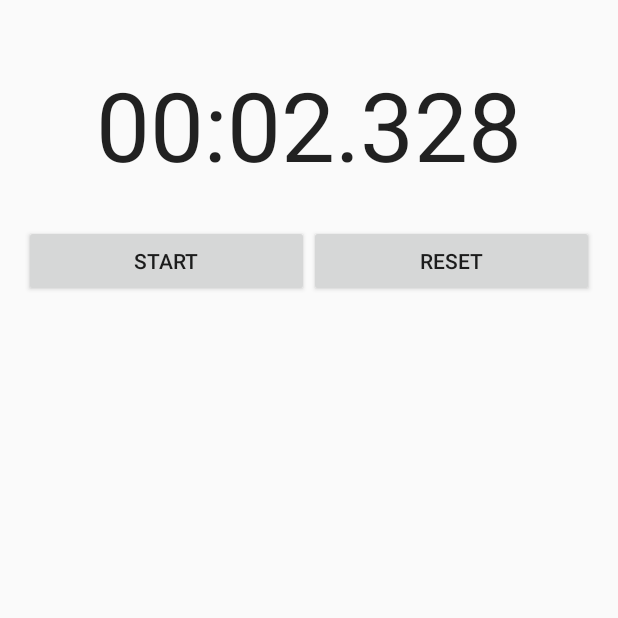
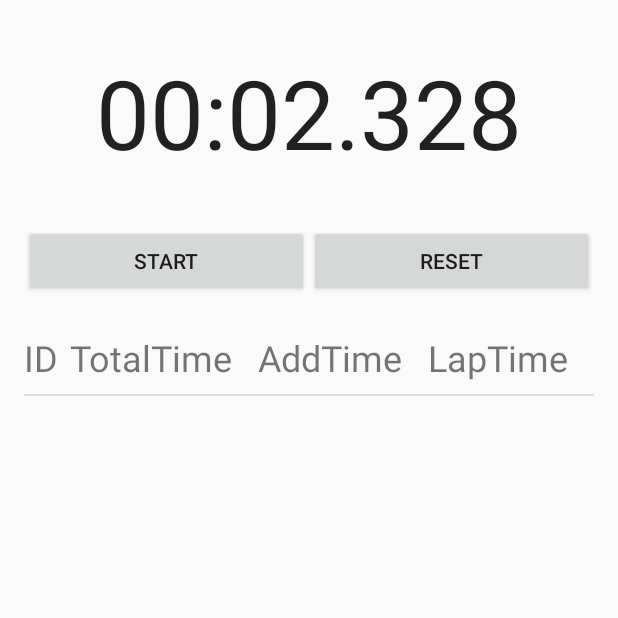
Before and after one commit to YuzhongHuangCS/MultiStop, an Android app: the screen it shows after launch (MainActivity), after a tap on "STOP", on a phone screen of 412 x 824 dp, the top half of it. Run offline under Robolectric (Android 15) with nearby library versions, the phone set to English and light mode, and no system bars; 1 other tap on this screen came first.

Commit message:
review view

```diff
--- a/app/src/main/java/org/pillowsky/multistop/MainActivity.java
+++ b/app/src/main/java/org/pillowsky/multistop/MainActivity.java
@@ -1,12 +1,15 @@
 package org.pillowsky.multistop;
 
 import android.app.Activity;
+import android.content.Context;
 import android.os.Bundle;
+import android.view.LayoutInflater;
 import android.view.View;
 import android.widget.Button;
 import android.widget.ListView;
 
 public class MainActivity extends Activity  {
+    private LayoutInflater inflater;
     private MilliChronometer chronometer;
     private Button leftButton;
     private Button rightButton;
@@ -18,32 +21,50 @@ public class MainActivity extends Activity  {
         super.onCreate(savedInstanceState);
         setContentView(R.layout.activity_main);
 
+        inflater = (LayoutInflater)getSystemService(Context.LAYOUT_INFLATER_SERVICE);
         chronometer = (MilliChronometer)findViewById(R.id.chronometer);
         leftButton = (Button)findViewById(R.id.leftButton);
         rightButton = (Button)findViewById(R.id.rightButton);
         multiStopView = (ListView)findViewById(R.id.multiStopView);
-        multiStopAdapter = new MultiStopAdapter(this);
+        multiStopAdapter = new MultiStopAdapter(inflater);
         multiStopView.setAdapter(multiStopAdapter);
+        multiStopView.addHeaderView(inflater.inflate(R.layout.list_item, null));
     }
 
     public void onLeftButtonClick(View view) {
         if (chronometer.isStarted()) {
-            chronometer.stop();
-            leftButton.setText("Start");
-            rightButton.setText("Reset");
+            onStopClick();
         } else {
-            chronometer.start();
-            leftButton.setText("Stop");
-            rightButton.setText("Count");
+            onStartClick();
         }
     }
 
     public void onRightButtonClick(View view) {
         if (chronometer.isStarted()) {
-            multiStopAdapter.addStop(chronometer.getElapsed());
+            onCountClick();
         } else {
-            multiStopAdapter.reset();
-            chronometer.reset();
+            onResetClick();
         }
     }
+
+    private void onStopClick() {
+        chronometer.stop();
+        leftButton.setText(getString(R.string.start));
+        rightButton.setText(getString(R.string.reset));
+    }
+
+    private void onStartClick() {
+        chronometer.start();
+        leftButton.setText(getString(R.string.stop));
+        rightButton.setText(getString(R.string.count));
+    }
+
+    private void onCountClick() {
+        multiStopAdapter.addStop(chronometer.getElapsed());
+    }
+
+    private void onResetClick() {
+        multiStopAdapter.reset();
+        chronometer.reset();
+    }
 }
--- a/app/src/main/java/org/pillowsky/multistop/MultiStopAdapter.java
+++ b/app/src/main/java/org/pillowsky/multistop/MultiStopAdapter.java
@@ -22,8 +22,8 @@ public class MultiStopAdapter extends BaseAdapter {
     private ArrayList<StopItem> itemList = new ArrayList<StopItem>();
     private StringBuilder mRecycle = new StringBuilder(8);
 
-    public MultiStopAdapter(Context context) {
-        inflater = (LayoutInflater)context.getSystemService(Context.LAYOUT_INFLATER_SERVICE);
+    public MultiStopAdapter(LayoutInflater inflater) {
+        this.inflater = inflater;
     }
 
     @Override
@@ -48,7 +48,7 @@ public class MultiStopAdapter extends BaseAdapter {
         }
 
         StopItem item = itemList.get(index);
-        ((TextView)view.findViewById(R.id.itemID)).setText(String.format("%d:", index + 1));
+        ((TextView)view.findViewById(R.id.itemID)).setText(String.format("%d", index + 1));
         ((TextView)view.findViewById(R.id.itemTotalTime)).setText(item.totalTime);
         ((TextView)view.findViewById(R.id.itemAddTime)).setText(item.addTime);
         ((TextView)view.findViewById(R.id.itemLapTime)).setText(item.lapTime);
@@ -62,7 +62,7 @@ public class MultiStopAdapter extends BaseAdapter {
         item.totalTime = formatTime(elapsed);
 
         if (itemList.isEmpty()) {
-            item.addTime = Long.toString(0);
+            item.addTime = formatTime(0);
             item.lapTime = formatTime(elapsed);
         } else {
             item.addTime = formatTime(elapsed - itemList.get(0).elapsed);
--- a/app/src/main/res/layout/activity_main.xml
+++ b/app/src/main/res/layout/activity_main.xml
@@ -8,10 +8,10 @@
     android:paddingRight="@dimen/activity_horizontal_margin"
     android:paddingTop="@dimen/activity_vertical_margin"
     android:paddingBottom="@dimen/activity_vertical_margin"
-    tools:context=".MainActivity">
+    tools:context=".MainActivity" >
 
     <org.pillowsky.multistop.MilliChronometer
-        android:layout_width="wrap_content"
+        android:layout_width="match_parent"
         android:layout_height="wrap_content"
         android:id="@+id/chronometer"
         android:layout_alignParentTop="true"
@@ -19,21 +19,23 @@
         android:layout_alignParentEnd="true"
         android:textSize="64sp"
         android:textAlignment="center"
-        android:layout_marginTop="24dp"
-        android:layout_marginBottom="24dp"/>
+        android:layout_marginTop="16dp"
+        android:layout_marginBottom="16dp" />
 
     <LinearLayout
+        android:id="@+id/linearLayout"
         android:orientation="horizontal"
         android:layout_width="match_parent"
         android:layout_height="wrap_content"
         android:layout_below="@+id/chronometer"
         android:layout_centerHorizontal="true"
-        android:id="@+id/linearLayout">
+        android:layout_marginTop="16dp"
+        android:layout_marginBottom="16dp" >
 
     <Button
         android:layout_width="wrap_content"
         android:layout_height="wrap_content"
-        android:text="Start"
+        android:text="@string/start"
         android:id="@+id/leftButton"
         android:layout_weight="1"
         android:onClick="onLeftButtonClick" />
@@ -41,7 +43,7 @@
     <Button
         android:layout_width="wrap_content"
         android:layout_height="wrap_content"
-        android:text="Reset"
+        android:text="@string/reset"
         android:id="@+id/rightButton"
         android:layout_weight="1"
         android:onClick="onRightButtonClick" />
@@ -53,8 +55,8 @@
         android:layout_width="match_parent"
         android:layout_height="wrap_content"
         android:layout_below="@+id/linearLayout"
-        android:layout_alignParentBottom="true"
         android:layout_alignParentStart="true"
-        android:layout_alignParentEnd="true"/>
+        android:layout_alignParentEnd="true"
+        android:layout_alignParentBottom="true" />
 
 </RelativeLayout>
--- a/app/src/main/res/layout/list_item.xml
+++ b/app/src/main/res/layout/list_item.xml
@@ -1,43 +1,42 @@
 <?xml version="1.0" encoding="utf-8"?>
-<RelativeLayout xmlns:android="http://schemas.android.com/apk/res/android"
-                android:layout_width="fill_parent"
-                android:layout_height="wrap_content">
+<LinearLayout xmlns:android="http://schemas.android.com/apk/res/android"
+              android:orientation="horizontal"
+              android:layout_width="match_parent"
+              android:layout_height="wrap_content"
+              android:layout_centerHorizontal="true"
+              android:paddingTop="@dimen/item_vertical_margin"
+              android:paddingBottom="@dimen/item_vertical_margin" >
+
     <TextView
         android:id="@+id/itemID"
         android:layout_width="wrap_content"
         android:layout_height="wrap_content"
-        android:text="ID"
+        android:text="@string/item_id"
         android:textSize="24sp"
-        android:layout_alignParentTop="true"
-        android:layout_marginLeft="8dp" />
+        android:layout_weight="1" />
 
     <TextView
         android:id="@+id/itemTotalTime"
         android:layout_width="wrap_content"
         android:layout_height="wrap_content"
-        android:text="TotalTime"
+        android:text="@string/item_total_time"
         android:textSize="24sp"
-        android:layout_alignParentTop="true"
-        android:layout_toRightOf="@+id/itemID"
-        android:layout_marginLeft="8dp" />
+        android:layout_weight="2" />
 
     <TextView
         android:id="@+id/itemAddTime"
         android:layout_width="wrap_content"
         android:layout_height="wrap_content"
-        android:text="AddTime"
+        android:text="@string/item_add_time"
         android:textSize="24sp"
-        android:layout_alignParentTop="true"
-        android:layout_toRightOf="@+id/itemTotalTime"
-        android:layout_marginLeft="8dp" />
+        android:layout_weight="2" />
 
     <TextView
         android:id="@+id/itemLapTime"
         android:layout_width="wrap_content"
         android:layout_height="wrap_content"
-        android:text="LapTime"
+        android:text="@string/item_lap_time"
         android:textSize="24sp"
-        android:layout_alignParentTop="true"
-        android:layout_toRightOf="@+id/itemAddTime"
-        android:layout_marginLeft="8dp" />
-</RelativeLayout>
+        android:layout_weight="2" />
+
+</LinearLayout>
--- a/app/src/main/res/values/dimens.xml
+++ b/app/src/main/res/values/dimens.xml
@@ -2,4 +2,7 @@
     <!-- Default screen margins, per the Android Design guidelines. -->
     <dimen name="activity_horizontal_margin">16dp</dimen>
     <dimen name="activity_vertical_margin">16dp</dimen>
+    <dimen name="item_horizontal_margin">8dp</dimen>
+    <dimen name="item_vertical_margin">8dp</dimen>
+
 </resources>
--- a/app/src/main/res/values/strings.xml
+++ b/app/src/main/res/values/strings.xml
@@ -1,3 +1,11 @@
 <resources>
     <string name="app_name">MultiStop</string>
+    <string name="start">Start</string>
+    <string name="stop">Stop</string>
+    <string name="count">Count</string>
+    <string name="reset">Reset</string>
+    <string name="item_id">ID</string>
+    <string name="item_total_time">TotalTime</string>
+    <string name="item_add_time">AddTime</string>
+    <string name="item_lap_time">LapTime</string>
 </resources>
```
Also changed, not shown: app/src/main/res/mipmap-hdpi/ic_launcher.png, app/src/main/res/mipmap-mdpi/ic_launcher.png, app/src/main/res/mipmap-xhdpi/ic_launcher.png, app/src/main/res/mipmap-xxhdpi/ic_launcher.png, app/src/main/res/mipmap-xxxhdpi/ic_launcher.png.
